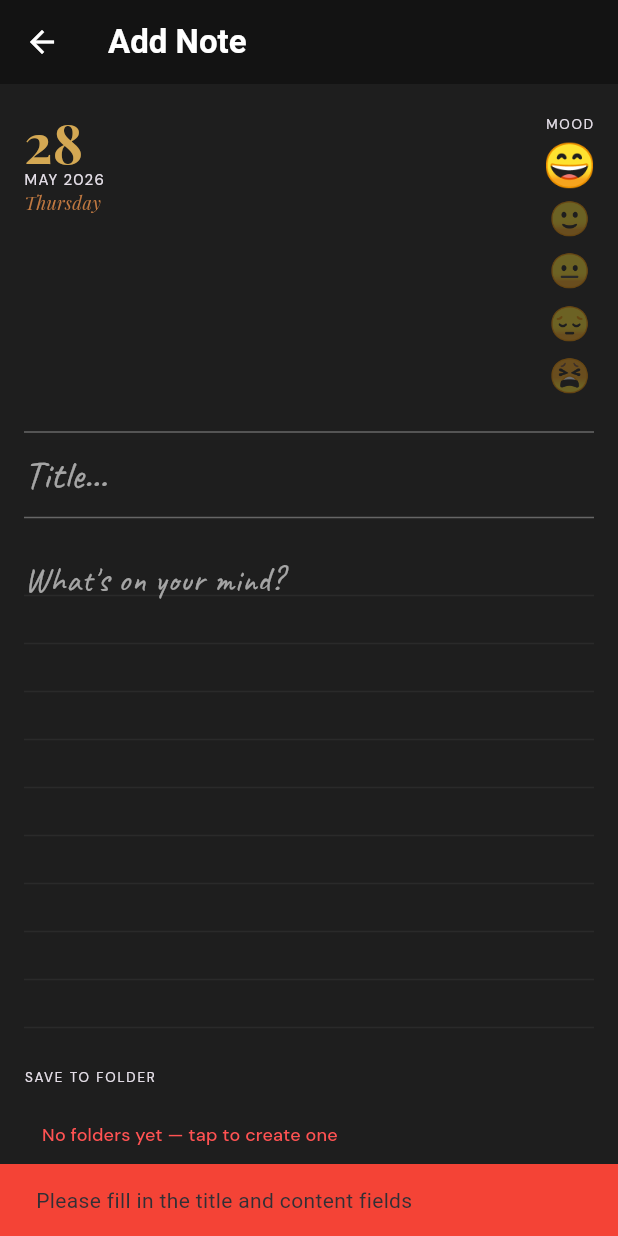
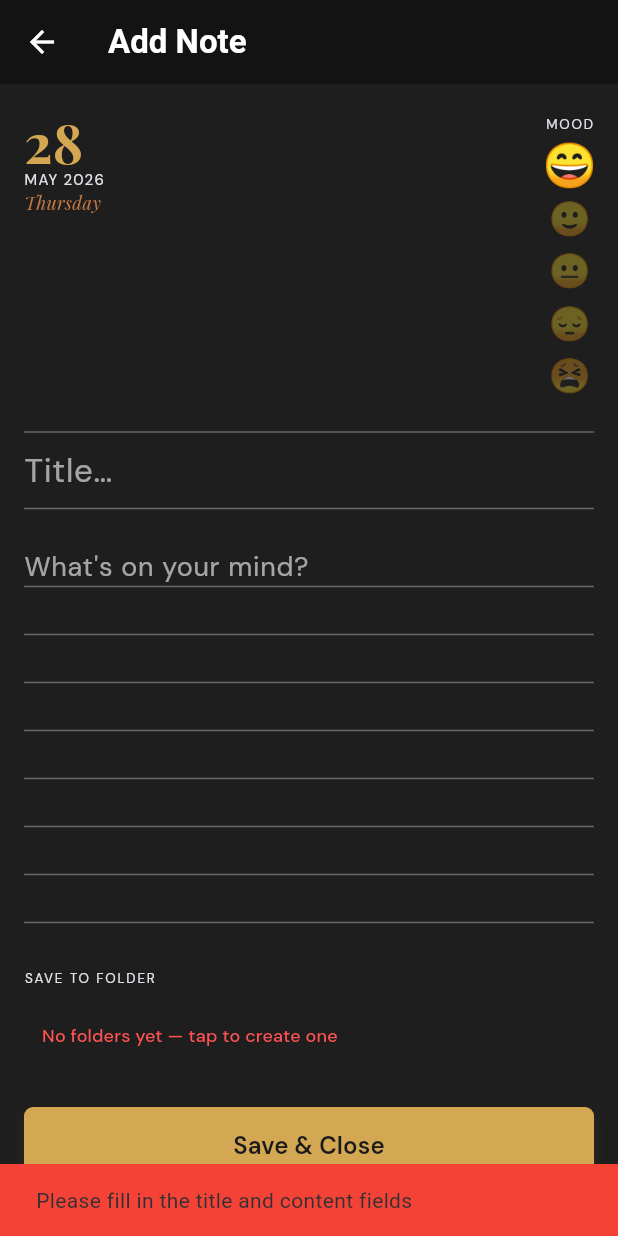
Before and after one commit to BrightBanda/journel_app, a Flutter app: the AddNotePage screen opened by its route, after a tap on "Save & Close", on a phone screen of 412 x 824 dp. Run offline on Flutter 3.47's test engine with Material 3 defaults, Android fonts, the phone set to English and light mode, and no system bars; our stand-ins replace flutter_riverpod, flutter_secure_storage, flutter_slidable, google_fonts, google_nav_bar, shared_preferences and 2 more; accounts and stored records are empty.

Commit message:
feat: added a font style toggle in settings and intergrated it within the app

```diff
--- a/lib/src/presentation/view/add_note_page.dart
+++ b/lib/src/presentation/view/add_note_page.dart
@@ -7,6 +7,7 @@ import 'package:journel_new/src/presentation/viewmodel/add_note_page_viewmodel.d
 import 'package:journel_new/src/presentation/viewmodel/folder_page_viewmodel.dart';
 import 'package:journel_new/src/presentation/viewmodel/font_size_notifier.dart';
 import 'package:journel_new/src/presentation/viewmodel/main_app_viewmodel.dart';
+import 'package:journel_new/src/utils/journal_text-style.dart';
 import 'package:journel_new/src/utils/notebookStyle/NoteBookLines.dart';
 
 class AddNotePage extends ConsumerStatefulWidget {
@@ -150,14 +151,14 @@ class _AddNotePageState extends ConsumerState<AddNotePage> {
                   TextField(
                     controller: titleController,
                     maxLength: 30,
-                    style: GoogleFonts.caveat(
+                    style: ref.journalTextStyle(
                       fontSize: 26,
                       color: theme.textTheme.bodyLarge?.color,
-                      letterSpacing: 0.3,
                     ),
+
                     decoration: InputDecoration(
                       hintText: "Title…",
-                      hintStyle: GoogleFonts.caveat(
+                      hintStyle: ref.journalTextStyle(
                         fontSize: 26,
                         color: theme.hintColor,
                       ),
@@ -178,21 +179,24 @@ class _AddNotePageState extends ConsumerState<AddNotePage> {
                       children: [
                         Positioned.fill(
                           child: CustomPaint(
-                            painter: Notebooklines(lineHeight: kLineHeight),
+                            painter: Notebooklines(
+                              lineHeight: kLineHeight,
+                              lineColor: Theme.of(context).dividerColor,
+                            ),
                           ),
                         ),
                         TextField(
                           controller: contentController,
                           maxLines: null,
                           minLines: 10,
-                          style: GoogleFonts.caveat(
+                          style: ref.journalTextStyle(
                             fontSize: kFontSize,
                             color: theme.textTheme.bodyMedium?.color,
                             height: kLineHeight / kFontSize,
                           ),
                           decoration: InputDecoration(
                             hintText: "What's on your mind?\n\n",
-                            hintStyle: GoogleFonts.caveat(
+                            hintStyle: ref.journalTextStyle(
                               fontSize: kFontSize,
                               color: theme.hintColor,
                               height: kLineHeight / kFontSize,
@@ -335,10 +339,9 @@ class _AddNotePageState extends ConsumerState<AddNotePage> {
                       ),
                       child: Text(
                         "Save & Close",
-                        style: GoogleFonts.caveat(
+                        style: ref.journalTextStyle(
                           fontSize: 20,
                           fontWeight: FontWeight.w600,
-                          letterSpacing: 0.5,
                         ),
                       ),
                     ),
--- a/lib/src/presentation/view/home_page.dart
+++ b/lib/src/presentation/view/home_page.dart
@@ -6,6 +6,7 @@ import 'package:journel_new/src/data/models/folder.dart';
 import 'package:journel_new/src/presentation/view/view_note_page.dart';
 import 'package:journel_new/src/presentation/viewmodel/add_note_page_viewmodel.dart';
 import 'package:journel_new/src/presentation/viewmodel/folder_page_viewmodel.dart';
+import 'package:journel_new/src/presentation/viewmodel/font_size_notifier.dart';
 import 'package:journel_new/src/presentation/viewmodel/main_app_viewmodel.dart';
 import 'package:journel_new/src/presentation/viewmodel/selected_day_helper.dart';
 import 'package:journel_new/src/utils/customWidgets/note_card.dart';
--- /dev/null
+++ b/lib/src/presentation/viewmodel/font_style_notifier.dart
@@ -0,0 +1,28 @@
+import 'package:flutter_riverpod/flutter_riverpod.dart';
+import 'package:flutter_riverpod/legacy.dart';
+import 'package:shared_preferences/shared_preferences.dart';
+
+class FontStyleNotifier extends StateNotifier<bool> {
+  FontStyleNotifier() : super(false) {
+    _loadFromPrefs();
+  }
+
+  // Key for local storage persistence
+  static const _key = 'is_cursive_font';
+
+  Future<void> _loadFromPrefs() async {
+    final prefs = await SharedPreferences.getInstance();
+    state = prefs.getBool(_key) ?? false; // default to false (standard font)
+  }
+
+  Future<void> toggleFont() async {
+    state = !state;
+    final prefs = await SharedPreferences.getInstance();
+    await prefs.setBool(_key, state);
+  }
+}
+
+// Global provider instance
+final fontStyleProvider = StateNotifierProvider<FontStyleNotifier, bool>((ref) {
+  return FontStyleNotifier();
+});
--- a/lib/src/presentation/viewmodel/pin_lock_viewmodel.dart
+++ b/lib/src/presentation/viewmodel/pin_lock_viewmodel.dart
@@ -21,7 +21,6 @@ class PinLockViewModel extends AsyncNotifier<PinLockUiState> {
     return const PinLockUiState();
   }
 
-  /// Only checks lengths and returns true/false outcome. Safe from state race conditions.
   Future<bool> verifyCurrentPin(String pin) async {
     if (state.isLoading) return false;
 
--- a/lib/src/utils/customWidgets/folder_card.dart
+++ b/lib/src/utils/customWidgets/folder_card.dart
@@ -4,6 +4,7 @@ import 'package:flutter_slidable/flutter_slidable.dart';
 import 'package:google_fonts/google_fonts.dart';
 import 'package:intl/intl.dart';
 import 'package:journel_new/src/presentation/viewmodel/add_note_page_viewmodel.dart';
+import 'package:journel_new/src/utils/journal_text-style.dart';
 
 class FolderCard extends ConsumerWidget {
   final String name;
@@ -103,7 +104,7 @@ class FolderCard extends ConsumerWidget {
                   prevNotes.isEmpty
                       ? Text(
                           "No entries yet",
-                          style: GoogleFonts.caveat(
+                          style: ref.journalTextStyle(
                             fontSize: 16,
                             color: theme.hintColor,
                           ),
--- /dev/null
+++ b/lib/src/utils/journal_text-style.dart
@@ -0,0 +1,33 @@
+import 'package:flutter/material.dart';
+import 'package:flutter_riverpod/flutter_riverpod.dart';
+import 'package:google_fonts/google_fonts.dart';
+// Make sure to import your fontStyleProvider
+import 'package:journel_new/src/presentation/viewmodel/font_style_notifier.dart';
+
+extension JournalTextStyles on WidgetRef {
+  TextStyle journalTextStyle({
+    required double fontSize,
+    Color? color,
+    double? height,
+    FontWeight? fontWeight,
+  }) {
+    final isCursiveFont = watch(fontStyleProvider);
+
+    if (isCursiveFont) {
+      return GoogleFonts.caveat(
+        fontSize: fontSize,
+        color: color,
+        height: height,
+        fontWeight: fontWeight,
+        letterSpacing: 0.3,
+      );
+    } else {
+      return GoogleFonts.dmSans(
+        fontSize: fontSize - 4,
+        color: color,
+        height: height,
+        fontWeight: fontWeight,
+      );
+    }
+  }
+}
--- a/lib/src/utils/notebookStyle/NoteBookLines.dart
+++ b/lib/src/utils/notebookStyle/NoteBookLines.dart
@@ -6,7 +6,7 @@ class Notebooklines extends CustomPainter {
 
   Notebooklines({
     required this.lineHeight,
-    this.lineColor = const Color(0xFF2A2A2A),
+    this.lineColor = const Color.fromARGB(255, 136, 136, 136),
   });
 
   @override
```
Also changed, not shown: lib/src/presentation/view/settings_page.dart (+10 -0 lines), lib/src/presentation/view/view_note_page.dart (+4 -8 lines), lib/src/utils/customWidgets/note_card.dart (+10 -5 lines).
